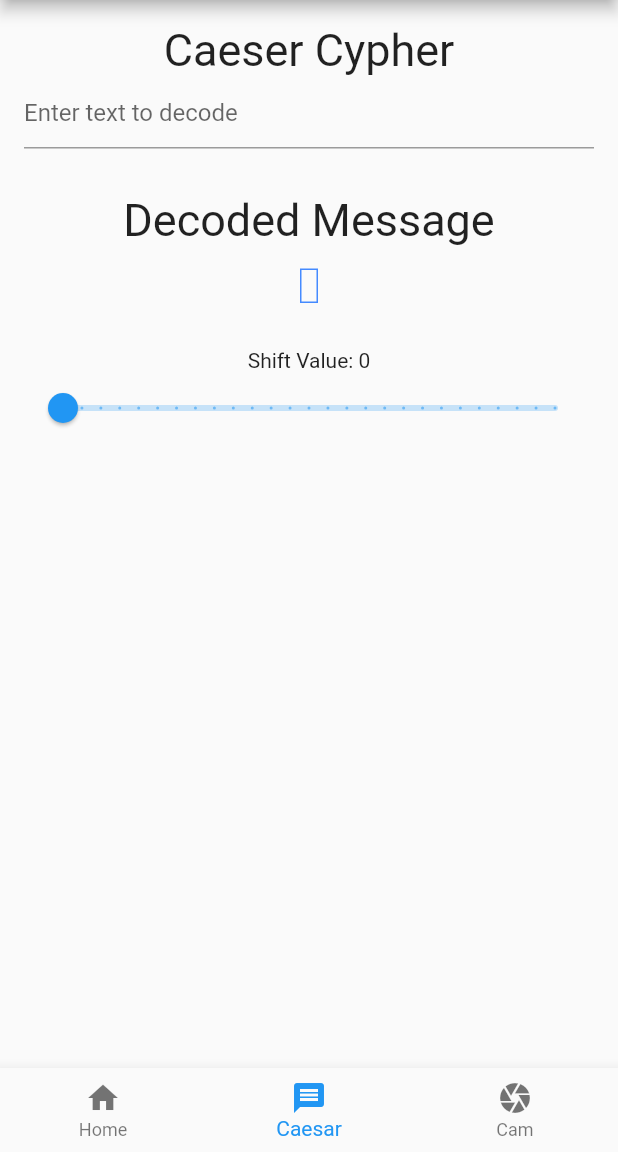
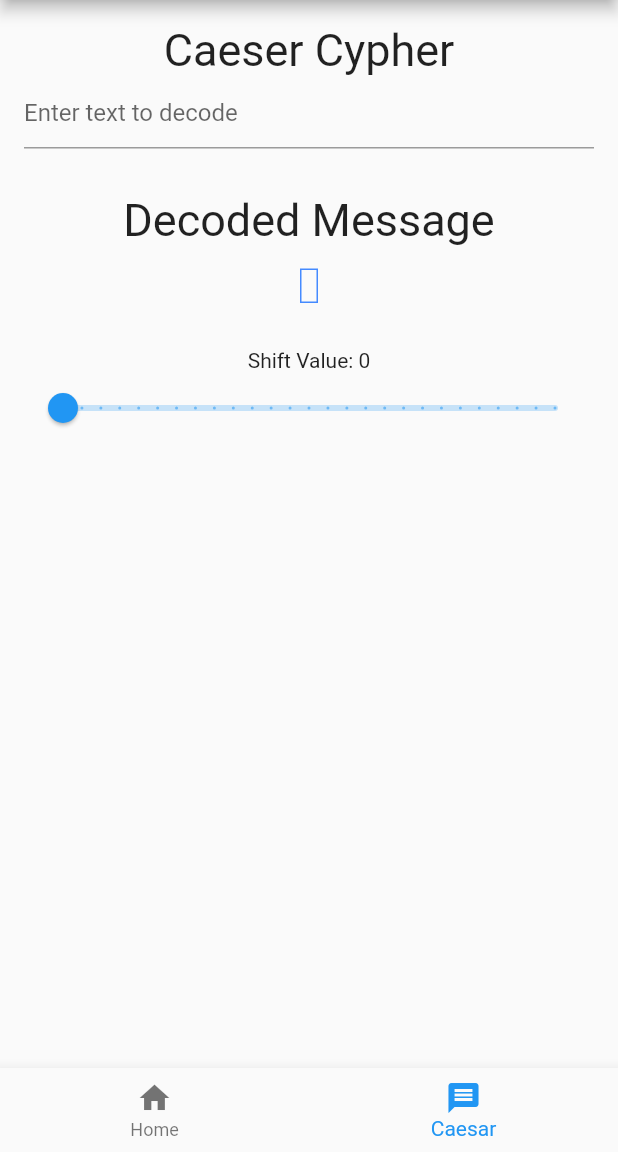
Before and after one commit to carbonbasednerd/secret_cypher, a Flutter app: the HomePage screen opened directly, item 2 of the bottom bar chosen, on a phone screen of 412 x 824 dp, the part 84-1236 px from its top. Run offline on Flutter 3.47's test engine with Material 2 defaults, Android fonts, the phone set to English and light mode, and no system bars; our stand-ins replace camera, cloud_firestore, firebase_auth; missing offline and left inert: firebase_ml_vision; accounts and stored records are empty.

Commit message:
little ui cleanup

```diff
--- a/secret_cypher/lib/home_page.dart
+++ b/secret_cypher/lib/home_page.dart
@@ -59,10 +59,10 @@ class _HomePageState extends State<HomePage> {
                 icon: new Icon(Icons.message),
                 title: new Text("Caesar")
             ),
-            BottomNavigationBarItem(
-                icon: new Icon(Icons.camera),
-                title: new Text("Cam")
-            ),
+//            BottomNavigationBarItem(
+//                icon: new Icon(Icons.camera),
+//                title: new Text("Cam")
+//            ),
 //            BottomNavigationBarItem(
 //                icon: new Icon(Icons.contacts),
 //                title: new Text("Contacts")
```
